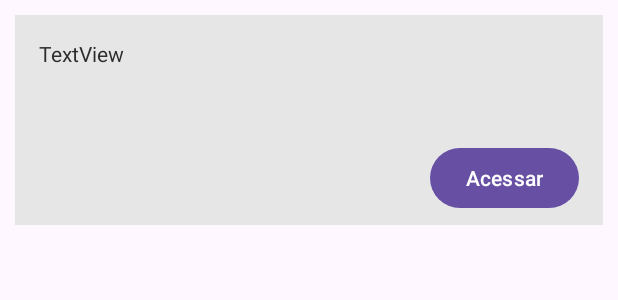
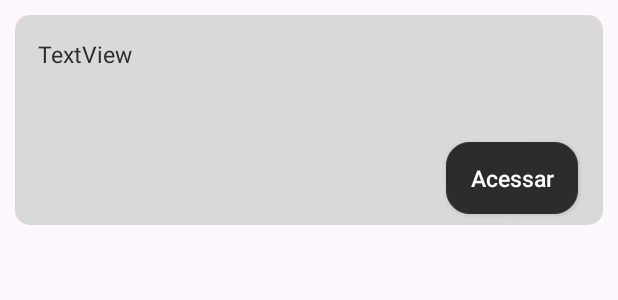
Before and after one commit to roberto08ws/prova-4, an Android app: the layout item_list.xml on its own in the app's theme, with its tools: preview values and no code run, on a phone screen of 412 x 824 dp. Shown: the top 300 px of the screen. Run offline under Robolectric (Android 15) with nearby library versions, the phone set to English and light mode, and no system bars.

Commit message:
AlFinalização dos designs TelaDisciplinas

```diff
--- a/app/src/main/res/drawable/shape_btn.xml
+++ b/app/src/main/res/drawable/shape_btn.xml
@@ -2,7 +2,7 @@
 <shape xmlns:android="http://schemas.android.com/apk/res/android">
 
     <corners android:radius="15dp"/>
-    <solid android:color="#0062F4"/>
+    <solid android:color="@color/black"/>
     <stroke android:color="@color/black" android:width="0.5dp"/>
 
 
--- a/app/src/main/res/drawable/shape_item_list.xml
+++ b/app/src/main/res/drawable/shape_item_list.xml
@@ -1,4 +1,7 @@
 <?xml version="1.0" encoding="utf-8"?>
 <shape xmlns:android="http://schemas.android.com/apk/res/android">
 
+    <solid android:color="@color/cinza"/>
+    <corners android:radius="10dp"/>
+
 </shape>
--- a/app/src/main/res/layout/activity_tela_disciplinas.xml
+++ b/app/src/main/res/layout/activity_tela_disciplinas.xml
@@ -13,7 +13,7 @@
         android:layout_height="match_parent"
         android:background="@color/white"
         android:elevation="3dp"
-        android:visibility="gone"/>
+        android:visibility="visible"/>
 
     <ImageView
         android:id="@+id/imgMenu"
--- a/app/src/main/res/layout/item_list.xml
+++ b/app/src/main/res/layout/item_list.xml
@@ -9,7 +9,7 @@
     <androidx.constraintlayout.widget.ConstraintLayout
         android:layout_width="match_parent"
         android:layout_height="140dp"
-        android:background="#E6E6E6">
+        android:background="@drawable/shape_item_list">
 
 
         <TextView
@@ -17,6 +17,7 @@
             android:layout_width="wrap_content"
             android:layout_height="wrap_content"
             android:text="TextView"
+            android:textSize="15dp"
             android:textColor="@color/black"
             app:layout_constraintBottom_toBottomOf="parent"
             app:layout_constraintEnd_toEndOf="parent"
@@ -25,11 +26,15 @@
             app:layout_constraintTop_toTopOf="parent"
             app:layout_constraintVertical_bias="0.132" />
 
-        <Button
+        <androidx.appcompat.widget.AppCompatButton
             android:id="@+id/button"
             android:layout_width="wrap_content"
             android:layout_height="wrap_content"
             android:text="Acessar"
+            android:textColor="@color/white"
+            android:textAllCaps="false"
+            android:textSize="15dp"
+            android:background="@drawable/shape_btn"
             app:layout_constraintBottom_toBottomOf="parent"
             app:layout_constraintEnd_toEndOf="parent"
             app:layout_constraintHorizontal_bias="0.946"
```
